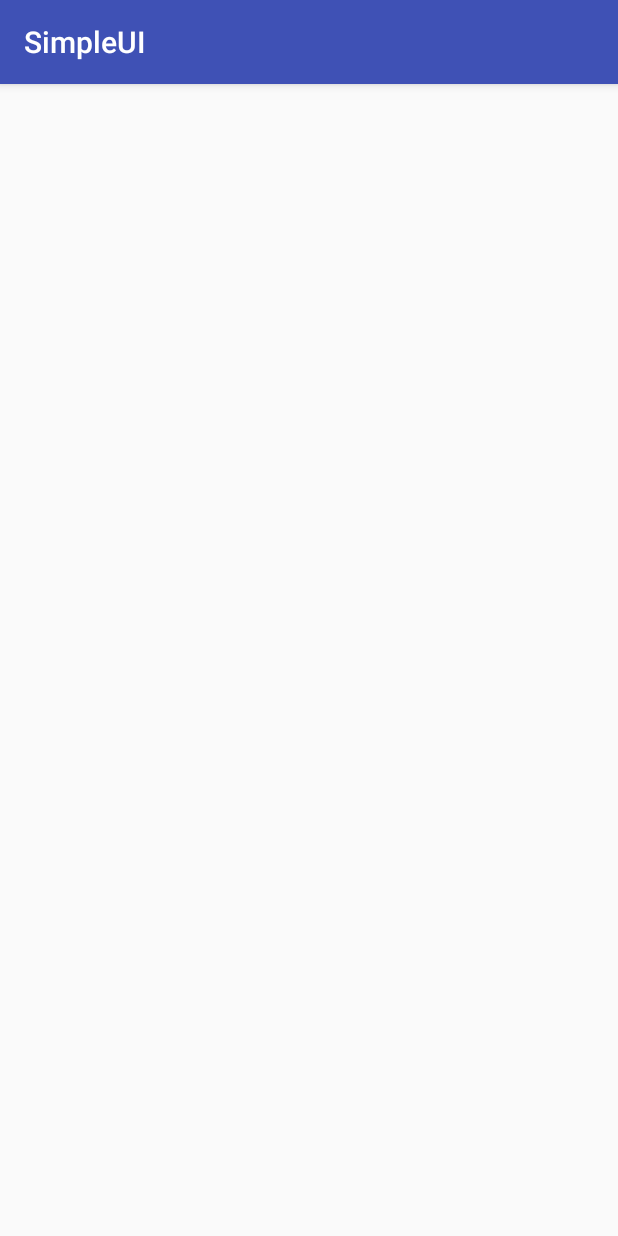
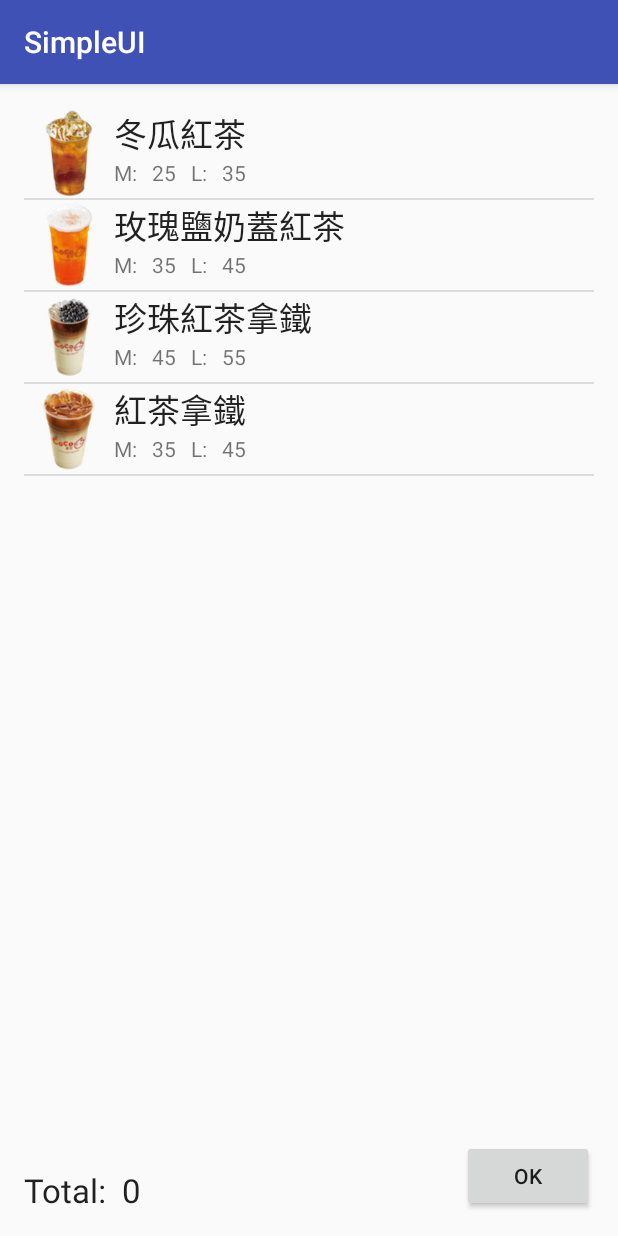
Before and after one commit to nlogo/android_class_267, an Android app: the screen it shows after launch (DrinkMenuActivity), after a tap on "MENU", on a phone screen of 412 x 824 dp. Run offline under Robolectric (Android 15) with nearby library versions, the phone set to English and light mode, and no system bars; 2 other taps on this screen came first.

Commit message:
DrinkMenu

```diff
--- /dev/null
+++ b/SimpleUI/app/src/main/java/domain/company/simpleui/simpleui/Drink.java
@@ -0,0 +1,11 @@
+package domain.company.simpleui.simpleui;
+
+/**
+ * Created by user on 2016/6/13.
+ */
+public class Drink {
+    String name;
+    int mPrice;
+    int lPrice;
+    int imageId;
+}
--- /dev/null
+++ b/SimpleUI/app/src/main/java/domain/company/simpleui/simpleui/DrinkAdapter.java
@@ -0,0 +1,82 @@
+package domain.company.simpleui.simpleui;
+
+import android.content.Context;
+import android.view.LayoutInflater;
+import android.view.View;
+import android.view.ViewGroup;
+import android.widget.BaseAdapter;
+import android.widget.ImageView;
+import android.widget.TextView;
+
+import java.util.ArrayList;
+import java.util.List;
+import java.util.zip.Inflater;
+
+/**
+ * Created by user on 2016/6/13.
+ */
+public class DrinkAdapter extends BaseAdapter{
+
+    LayoutInflater inflater;
+    List<Drink> drinks;
+
+    public DrinkAdapter(Context context, ArrayList<Drink> drinks)
+    {
+        this.inflater = LayoutInflater.from(context);
+        this.drinks = drinks;
+    }
+
+    @Override
+    public int getCount() {
+        return drinks.size();
+    }
+
+    @Override
+    public Object getItem(int position) {
+        return drinks.get(position);
+    }
+
+    @Override
+    public long getItemId(int position) {
+        return position;
+    }
+
+    @Override
+    public View getView(int position, View convertView, ViewGroup parent) {
+        Holder holder;
+
+        if(convertView == null)
+        {
+            convertView = inflater.inflate(R.layout.listview_drink_item, null);
+            holder = new Holder();
+
+            holder.drinkNameTextView = (TextView) convertView.findViewById(R.id.drinkNameTextView);
+            holder.mPricetextView = (TextView) convertView.findViewById(R.id.mPriceTextView);
+            holder.lPricetextView = (TextView) convertView.findViewById(R.id.lPriceTextView);
+            holder.drinkimageView = (ImageView) convertView.findViewById(R.id.drinkimageView);
+
+            convertView.setTag(holder);
+        }
+        else
+        {
+            holder = (Holder) convertView.getTag();
+        }
+
+        Drink drink = drinks.get(position);
+
+        holder.drinkNameTextView.setText(drink.name);
+        holder.mPricetextView.setText(String.valueOf(drink.mPrice));
+        holder.lPricetextView.setText(String.valueOf(drink.lPrice));
+        holder.drinkimageView.setImageResource(drink.imageId);
+
+        return convertView;
+    }
+
+    class Holder{
+        TextView drinkNameTextView;
+        TextView mPricetextView;
+        TextView lPricetextView;
+        ImageView drinkimageView;
+    }
+
+}
--- a/SimpleUI/app/src/main/java/domain/company/simpleui/simpleui/DrinkMenuActivity.java
+++ b/SimpleUI/app/src/main/java/domain/company/simpleui/simpleui/DrinkMenuActivity.java
@@ -3,49 +3,118 @@ package domain.company.simpleui.simpleui;
 import android.support.v7.app.AppCompatActivity;
 import android.os.Bundle;
 import android.util.Log;
+import android.view.View;
+import android.widget.AdapterView;
+import android.widget.ListView;
+import android.widget.TextView;
+
+import java.util.ArrayList;
 
 public class DrinkMenuActivity extends AppCompatActivity {
+
+    ListView drinkListView;
+    TextView priceTextView;
+
+
+    ArrayList<Drink> drinks = new ArrayList<>();
+    ArrayList<Drink> drinkOrders = new ArrayList<>();
+
+    //Set Data
+    String[] names = {"冬瓜紅茶", "玫瑰鹽奶蓋紅茶", "珍珠紅茶拿鐵", "紅茶拿鐵"};
+    int[] mPrices = {25, 35, 45, 35};
+    int[] lPrices = {35, 45, 55, 45};
+    int[] imageId = {R.drawable.drink1, R.drawable.drink2, R.drawable.drink3, R.drawable.drink4};
 
     @Override
     protected void onCreate(Bundle savedInstanceState) {
         super.onCreate(savedInstanceState);
         setContentView(R.layout.activity_drink_menu);
 
-        Log.d("Deubg","Drink Activity OnCreate");
+        setData();
+
+        //get UI Component
+
+        drinkListView = (ListView) findViewById(R.id.drinkListView);
+        priceTextView = (TextView) findViewById(R.id.priceTextView);
+
+        setupListView();
+
+        drinkListView.setOnItemClickListener(new AdapterView.OnItemClickListener() {
+            @Override
+            public void onItemClick(AdapterView<?> parent, View view, int position, long id) {
+                DrinkAdapter drinkAdapter = (DrinkAdapter)parent.getAdapter();
+                Drink drink = (Drink) drinkAdapter.getItem(position);
+                drinkOrders.add(drink);
+                updateTotalPrice();
+            }
+        });
+
+        Log.d("Debug","Drink Activity OnCreate");
+    }
+
+    private void setData()
+    {
+        for(int i = 0 ; i < names.length; i++)
+        {
+            Drink drink = new Drink();
+            drink.name = names[i];
+            drink.mPrice = mPrices[i];
+            drink.lPrice = lPrices[i];
+            drink.imageId = imageId[i];
+
+            drinks.add(drink);
+        }
+    }
+
+    private void updateTotalPrice()
+    {
+        int total = 0;
+        for(Drink drink: drinkOrders)
+        {
+            total += drink.mPrice;
+        }
+
+        priceTextView.setText(String.valueOf(total));
+    }
+
+    public void setupListView()
+    {
+        DrinkAdapter adapter = new DrinkAdapter(this, drinks);
+        drinkListView.setAdapter(adapter);
     }
 
     @Override
     protected void onStart()
     {
         super.onStart();
-        Log.d("Deubg","Drink Activity OnStart");
+        Log.d("Debug","Drink Activity OnStart");
     }
 
     @Override
     protected void onPause()
     {
         super.onPause();
-        Log.d("Deubg","Drink Activity OnPause");
+        Log.d("Debug","Drink Activity OnPause");
     }
 
     @Override
     protected void onResume()
     {
         super.onResume();
-        Log.d("Deubg","Drink Activity OnResume");
+        Log.d("Debug","Drink Activity OnResume");
     }
 
     @Override
     protected void onStop()
     {
         super.onStop();
-        Log.d("Deubg","Drink Activity OnStop");
+        Log.d("Debug","Drink Activity OnStop");
     }
 
     @Override
     protected void onDestroy()
     {
         super.onDestroy();
-        Log.d("Deubg","Drink Activity OnDestroy");
+        Log.d("Debug","Drink Activity OnDestroy");
     }
 }
--- a/SimpleUI/app/src/main/java/domain/company/simpleui/simpleui/MainActivity.java
+++ b/SimpleUI/app/src/main/java/domain/company/simpleui/simpleui/MainActivity.java
@@ -104,35 +104,35 @@ public class MainActivity extends AppCompatActivity {
     protected void onStart()
     {
         super.onStart();
-        Log.d("Deubg","Main Activity OnStart");
+        Log.d("Debug","Main Activity OnStart");
     }
 
     @Override
     protected void onPause()
     {
         super.onPause();
-        Log.d("Deubg","Main Activity OnPause");
+        Log.d("Debug","Main Activity OnPause");
     }
 
     @Override
     protected void onResume()
     {
         super.onResume();
-        Log.d("Deubg","Main Activity OnResume");
+        Log.d("Debug","Main Activity OnResume");
     }
 
     @Override
     protected void onStop()
     {
         super.onStop();
-        Log.d("Deubg","Main Activity OnStop");
+        Log.d("Debug","Main Activity OnStop");
     }
 
     @Override
     protected void onDestroy()
     {
         super.onDestroy();
-        Log.d("Deubg","Main Activity OnDestroy");
+        Log.d("Debug","Main Activity OnDestroy");
     }
 
 }
--- a/SimpleUI/app/src/main/res/layout/activity_drink_menu.xml
+++ b/SimpleUI/app/src/main/res/layout/activity_drink_menu.xml
@@ -9,4 +9,43 @@
     android:paddingTop="@dimen/activity_vertical_margin"
     tools:context="domain.company.simpleui.simpleui.DrinkMenuActivity">
 
+    <ListView
+        android:layout_width="wrap_content"
+        android:layout_height="wrap_content"
+        android:id="@+id/drinkListView"
+        android:layout_alignParentTop="true"
+        android:layout_alignParentLeft="true"
+        android:layout_alignParentStart="true"
+        android:layout_alignParentBottom="true"
+        android:layout_marginBottom="60dp" />
+
+    <TextView
+        android:layout_width="wrap_content"
+        android:layout_height="wrap_content"
+        android:textAppearance="?android:attr/textAppearanceLarge"
+        android:text="Total:"
+        android:id="@+id/textView2"
+        android:layout_alignParentBottom="true"
+        android:layout_alignParentLeft="true"
+        android:layout_alignParentStart="true" />
+
+    <TextView
+        android:layout_width="wrap_content"
+        android:layout_height="wrap_content"
+        android:textAppearance="?android:attr/textAppearanceLarge"
+        android:text="0"
+        android:id="@+id/priceTextView"
+        android:layout_alignParentBottom="true"
+        android:layout_toRightOf="@+id/textView2"
+        android:layout_toEndOf="@+id/textView2"
+        android:layout_marginLeft="10dp" />
+
+    <Button
+        android:layout_width="wrap_content"
+        android:layout_height="wrap_content"
+        android:text="OK"
+        android:id="@+id/button3"
+        android:layout_alignParentBottom="true"
+        android:layout_alignParentRight="true"
+        android:layout_alignParentEnd="true" />
 </RelativeLayout>
--- /dev/null
+++ b/SimpleUI/app/src/main/res/layout/listview_drink_item.xml
@@ -0,0 +1,62 @@
+<?xml version="1.0" encoding="utf-8"?>
+<RelativeLayout xmlns:android="http://schemas.android.com/apk/res/android"
+    android:layout_width="match_parent" android:layout_height="match_parent">
+
+    <ImageView
+        android:layout_width="60dp"
+        android:layout_height="60dp"
+        android:id="@+id/drinkimageView"
+        android:layout_alignParentTop="true"
+        android:layout_alignParentLeft="true"
+        android:layout_alignParentStart="true"
+        android:scaleType="fitXY" />
+
+    <TextView
+        android:layout_width="wrap_content"
+        android:layout_height="wrap_content"
+        android:textAppearance="?android:attr/textAppearanceLarge"
+        android:text="DrinkName"
+        android:id="@+id/drinkNameTextView"
+        android:layout_alignParentTop="true"
+        android:layout_toRightOf="@+id/drinkimageView"
+        android:layout_toEndOf="@+id/drinkimageView" />
+
+    <TextView
+        android:layout_width="wrap_content"
+        android:layout_height="wrap_content"
+        android:text="M:"
+        android:id="@+id/textView3"
+        android:layout_below="@+id/drinkNameTextView"
+        android:layout_toRightOf="@+id/drinkimageView"
+        android:layout_toEndOf="@+id/drinkimageView" />
+
+    <TextView
+        android:layout_width="wrap_content"
+        android:layout_height="wrap_content"
+        android:text="35"
+        android:id="@+id/mPriceTextView"
+        android:layout_alignTop="@+id/textView3"
+        android:layout_toRightOf="@+id/textView3"
+        android:layout_toEndOf="@+id/textView3"
+        android:layout_marginLeft="10dp" />
+
+    <TextView
+        android:layout_width="wrap_content"
+        android:layout_height="wrap_content"
+        android:text="L:"
+        android:id="@+id/textView4"
+        android:layout_below="@+id/drinkNameTextView"
+        android:layout_toRightOf="@+id/mPriceTextView"
+        android:layout_toEndOf="@+id/mPriceTextView"
+        android:layout_marginLeft="10dp" />
+
+    <TextView
+        android:layout_width="wrap_content"
+        android:layout_height="wrap_content"
+        android:text="45"
+        android:id="@+id/lPriceTextView"
+        android:layout_below="@+id/drinkNameTextView"
+        android:layout_toRightOf="@+id/textView4"
+        android:layout_toEndOf="@+id/textView4"
+        android:layout_marginLeft="10dp" />
+</RelativeLayout>
```
Also changed, not shown: SimpleUI/app/src/main/res/drawable/drink1.png (added), SimpleUI/app/src/main/res/drawable/drink2.png (added), SimpleUI/app/src/main/res/drawable/drink3.png (added), SimpleUI/app/src/main/res/drawable/drink4.png (added).
